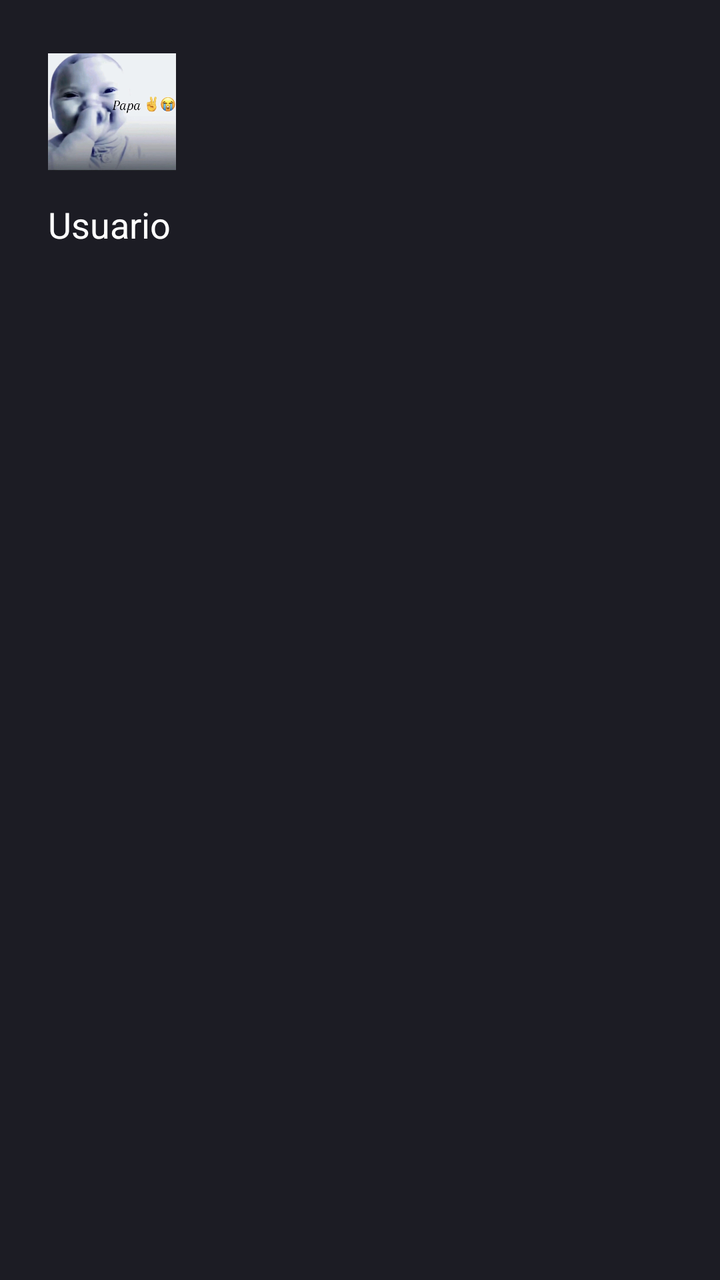
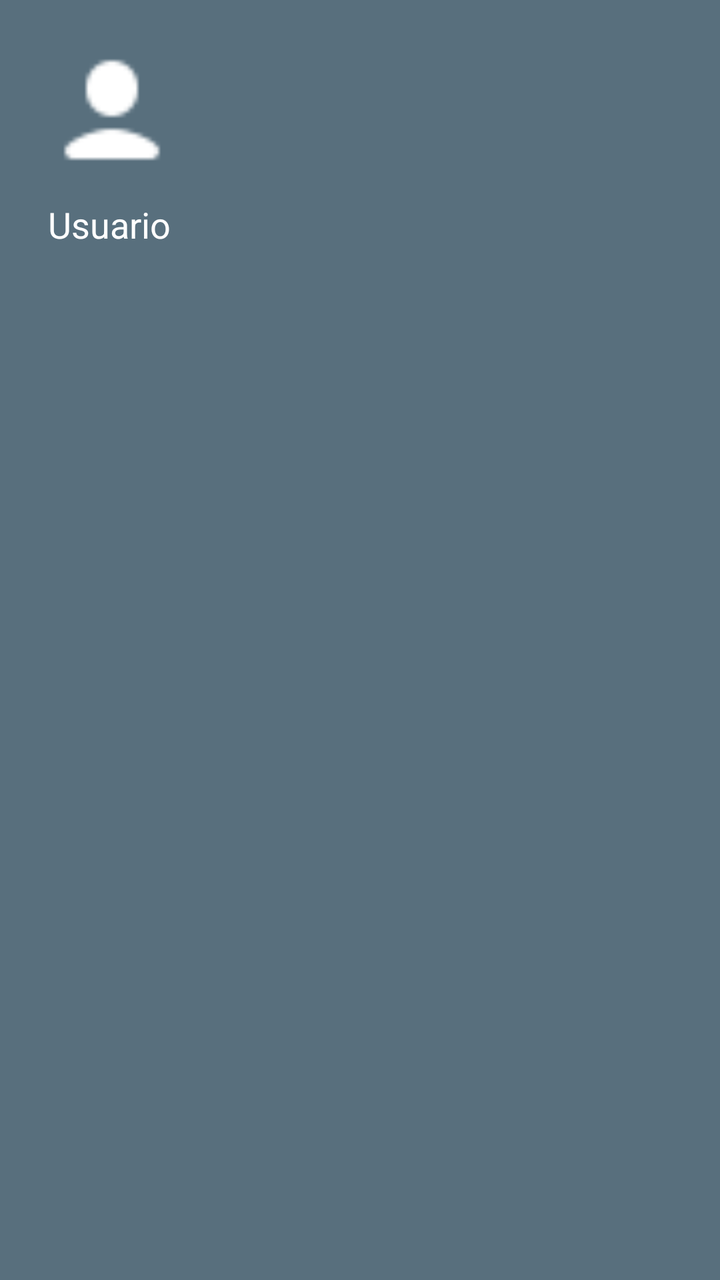

Compare the two renders of this Android layout. The source of the first and the diff that turns it into the second are given below.
<!-- AndroidManifest.xml: application theme Theme.ScreenTime -->
<!-- res/layout/drawer_header.xml -->
<LinearLayout xmlns:android="http://schemas.android.com/apk/res/android"
    android:orientation="vertical"
    android:padding="24dp"
    android:background="@color/colorPrimary"
    android:layout_width="match_parent"
    android:layout_height="160dp">

    <ImageView
        android:id="@+id/headerImage"
        android:src="@drawable/ic_papa"
        android:layout_width="64dp"
        android:layout_height="64dp"/>

    <TextView
        android:id="@+id/headerName"
        android:text="@string/user_name"
        android:textSize="18sp"
        android:textColor="@android:color/white"
        android:layout_height="wrap_content"
        android:layout_width="wrap_content"
        android:layout_marginTop="12dp"/>
</LinearLayout>
<!-- resources referenced by this layout -->
<resources>
  <color name="colorPrimary">#1C1C24</color>
  <!-- drawable ic_papa: jpg bitmap (drawable, 65536 bytes) -->
  <string name="user_name">Usuario</string>
  <style name="Theme.ScreenTime" parent="Theme.Material3.DayNight.NoActionBar">
          
          
      </style>
</resources>

<!-- the commit's change to res/layout/drawer_header.xml (unified diff, before → after) -->
@@ -1,13 +1,13 @@
 <LinearLayout xmlns:android="http://schemas.android.com/apk/res/android"
     android:orientation="vertical"
     android:padding="24dp"
-    android:background="@color/colorPrimary"
+    android:background="@color/screentimeColor"
     android:layout_width="match_parent"
     android:layout_height="160dp">
 
     <ImageView
         android:id="@+id/headerImage"
-        android:src="@drawable/ic_papa"
+        android:src="@drawable/ic_user"
         android:layout_width="64dp"
         android:layout_height="64dp"/>
 
<!-- resource entries referenced after the edit -->
@@ -1,7 +1,7 @@
 <!-- resources referenced by this layout -->
 <resources>
-  <color name="colorPrimary">#1C1C24</color>
-  <!-- drawable ic_papa: jpg bitmap (drawable, 65536 bytes) -->
+  <color name="screentimeColor">#586F7D</color>
+  <!-- drawable ic_user: png bitmap (drawable, 316 bytes) -->
   <string name="user_name">Usuario</string>
   <style name="Theme.ScreenTime" parent="Theme.Material3.DayNight.NoActionBar">
           
